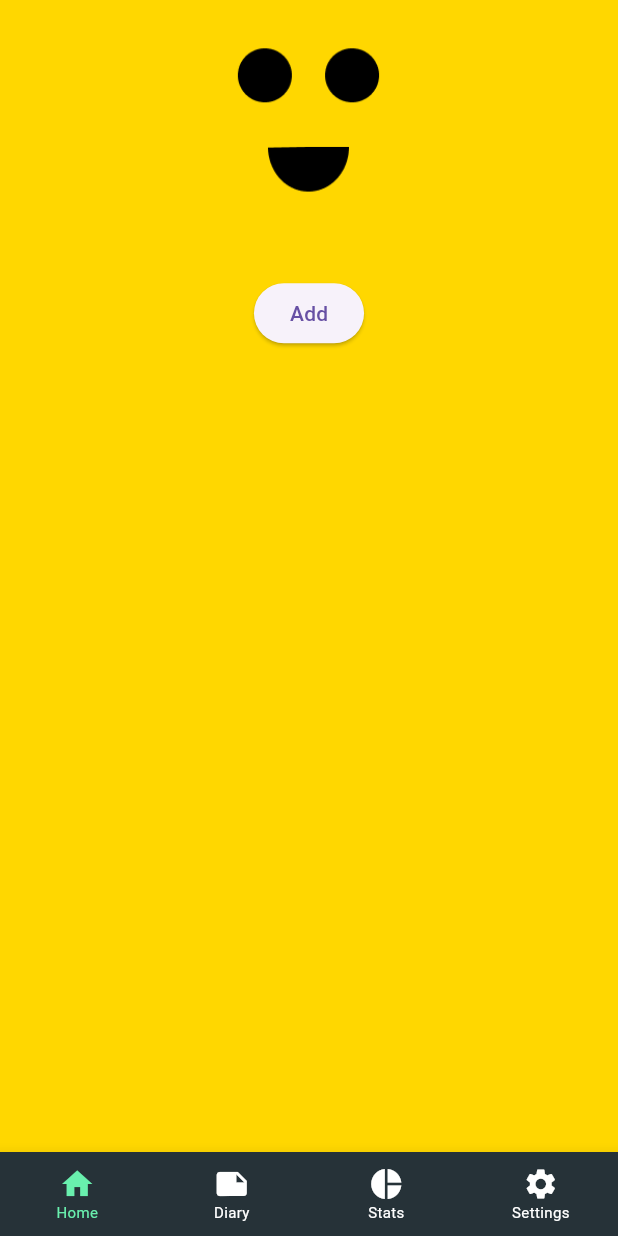
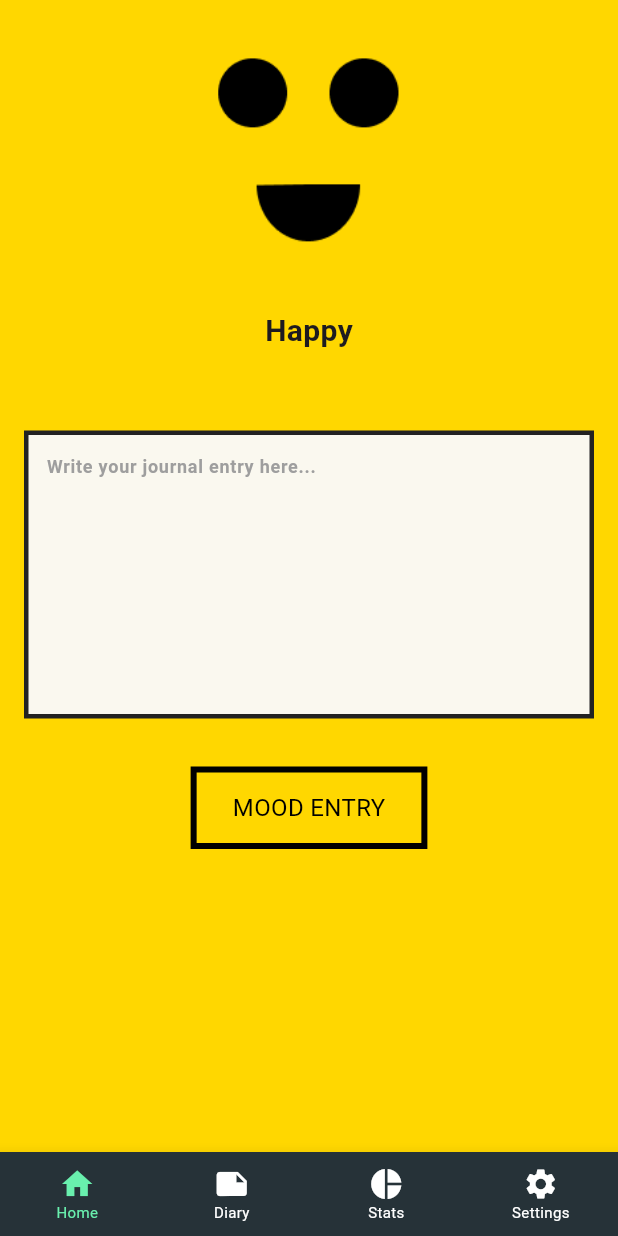
Before and after one commit to orphiano-0/daily_mood, a Flutter app: the screen it shows after launch, on a phone screen of 412 x 824 dp. Run offline on Flutter 3.47's test engine with Material 3 defaults, Android fonts, the light colour scheme and no system bars; our stand-ins replace bloc, equatable, fl_chart, flutter_bloc, go_router, hive and 2 more; accounts and stored records are empty; Roboto replaces fonts that are missing (Pixel); project files that could hold a hidden picture were left out.

Commit message:
fixed some uis

```diff
--- a/lib/features/mood_entry/models/mood_models.dart
+++ b/lib/features/mood_entry/models/mood_models.dart
@@ -4,7 +4,7 @@ import 'package:hive/hive.dart';
 part 'mood_models.g.dart';
 
 @HiveType(typeId: 0)
-class MoodModel {
+class MoodModel extends HiveObject{
   @HiveField(0)
   int moodId;
 
--- /dev/null
+++ b/lib/features/settings_bloc/settings_event.dart
@@ -0,0 +1,4 @@
+part of 'settings_bloc.dart';
+
+@immutable
+sealed class SettingsEvent {}
--- /dev/null
+++ b/lib/features/settings_bloc/settings_state.dart
@@ -0,0 +1,6 @@
+part of 'settings_bloc.dart';
+
+@immutable
+sealed class SettingsState {}
+
+final class SettingsInitial extends SettingsState {}
--- a/lib/main.dart
+++ b/lib/main.dart
@@ -20,10 +20,8 @@ void main() async {
     MultiBlocProvider(
       providers: [
         BlocProvider(create: (_) => NavigationBloc()),
-        BlocProvider(
-          create: (_) => MoodBloc(moodBox),
-        ),
-        BlocProvider(create: (_) => SliderBloc())
+        BlocProvider(create: (_) => MoodBloc(moodBox)),
+        BlocProvider(create: (_) => SliderBloc()),
       ],
       child: const MyApp(),
     ),
--- a/lib/screens/mood_entry/mood_entry.dart
+++ b/lib/screens/mood_entry/mood_entry.dart
@@ -2,6 +2,7 @@ import 'package:daily_moode/features/carousel_bloc/carousel_state.dart';
 import 'package:daily_moode/features/mood_entry/bloc/daily_mood_bloc.dart';
 import 'package:daily_moode/features/mood_entry/bloc/daily_mood_event.dart';
 import 'package:daily_moode/features/mood_entry/models/mood_models.dart';
+import 'package:daily_moode/shared/widgets/mood_button.dart';
 import 'package:daily_moode/shared/widgets/mood_textfield.dart';
 import 'package:flutter/material.dart';
 import 'package:flutter_bloc/flutter_bloc.dart';
@@ -59,10 +60,13 @@ class MoodEntry extends StatelessWidget {
             height: double.infinity,
             color: currentCategory.color,
             child: SingleChildScrollView(
+              child: Center(
                 child: Column(
+                  crossAxisAlignment: CrossAxisAlignment.center,
+                  mainAxisAlignment: MainAxisAlignment.center,
                   children: [
                     Container(
-                    height: MediaQuery.of(context).size.height * 0.20,
+                      height: MediaQuery.of(context).size.height * 0.25,
                       width: double.infinity,
                       child: ValueListenableBuilder<int>(
                         valueListenable: _currentIndexNotifier,
@@ -74,9 +78,6 @@ class MoodEntry extends StatelessWidget {
                               context.read<SliderBloc>().add(
                                 SliderOnChanged(currentSliderIndex: index + 1),
                               );
-                            print(
-                              'Current Index: $index',
-                            ); // Prints the current index
                             },
                             children:
                                 EmojiCategory.values.skip(1).map((category) {
@@ -86,36 +87,44 @@ class MoodEntry extends StatelessWidget {
                         },
                       ),
                     ),
-//                   Text(
-//                     currentCategory.label,
-//                     style: TextStyle(fontSize: 20, fontWeight: FontWeight.bold),
-//                   ),
-//                   SizedBox(height: 20),
-//                   MoodJournalEntry(journalEntry: journalController),
+                    Text(
+                      currentCategory.label,
+                      style: TextStyle(fontSize: 20, fontWeight: FontWeight.bold, fontFamily: 'Pixel'),
+                    ),
                     SizedBox(height: 20),
-                  ElevatedButton(
-                    onPressed: () {
+                    SizedBox(height: 20),
+                    MoodJournalEntry(journalEntry: journalController),
+                    SizedBox(height: 20),
+                    MoodButton(
+                      color: currentCategory.color,
+                      text: 'Mood Entry',
+                      onPressed: () async {
+                        // open box
+                        final moodBox = Hive.box<MoodModel>('daily_moods');
                         final moodEntry = MoodModel(
-                        moodId: 3,
-                        emojiId: 5, // 1-6
-                        moodLog: 'efefke',
+                          moodId: moodBox.length + 1,
+                          emojiId: _currentIndexNotifier.value + 1,
+                          moodLog: journalController.text,
                           timeStamp: DateTime.now(),
                         );
 
-                      context.read<MoodBloc>().add(
-                        AddMoodEvent(moodEntry),
-                      ); // Add data
+                        await moodBox.add(moodEntry);
 
-                      final moodBox = Hive.box<MoodModel>('daily_moods');
-                      print("Hive Box Data: ${moodBox.values.toList()}");
+                        print("Saved Entry: ${moodEntry.toString()}");
+                        print("All Mood Entries: ${moodBox.values.toList()}");
 
-                      context.read<MoodBloc>().add(
-                        LoadMoodEvent(),
-                      ); // Load data
+                        context.read<MoodBloc>().add(AddMoodEvent(moodEntry));
+                        context.read<MoodBloc>().add(LoadMoodEvent());
+
+                        journalController.clear();
+
+                        // ScaffoldMessenger.of(context).showSnackBar(
+                        //   SnackBar(content: Text('Mood entry saved!')),
+                        // );
                       },
-                    child: Text('Add'),
                     ),
                   ],
+                ),
               ),
             ),
           );
--- a/lib/screens/mood_stats.dart
+++ b/lib/screens/mood_stats/mood_stats.dart
@@ -8,8 +8,8 @@ import 'package:flutter_bloc/flutter_bloc.dart';
 import 'package:intl/intl.dart';
 import 'package:collection/collection.dart';
 
-import '../features/mood_entry/models/mood_models.dart';
-import '../shared/widgets/mood_navigation.dart';
+import '../../features/mood_entry/models/mood_models.dart';
+import '../../shared/widgets/mood_navigation.dart';
 
 class MoodStats extends StatelessWidget {
   const MoodStats({super.key});
--- /dev/null
+++ b/lib/shared/widgets/mood_button.dart
@@ -0,0 +1,30 @@
+import 'package:flutter/material.dart';
+
+class MoodButton extends StatelessWidget {
+  final String text;
+  final VoidCallback onPressed;
+  final Color color;
+  const MoodButton({super.key, required this.text, required this.onPressed, required this.color});
+
+  @override
+  Widget build(BuildContext context) {
+    return GestureDetector(
+      onTap: onPressed,
+      child: Container(
+        padding: const EdgeInsets.symmetric(horizontal: 24, vertical: 12),
+        decoration: BoxDecoration(
+          color: color,
+          border: Border.all(color: Colors.black, width: 4),
+        ),
+        child: Text(
+          text.toUpperCase(),
+          style: const TextStyle(
+            fontSize: 16,
+            color: Colors.black,
+            fontFamily: 'Pixel', // You’ll need to add this pixel font
+          ),
+        ),
+      ),
+    );
+  }
+}
--- a/lib/shared/widgets/mood_textfield.dart
+++ b/lib/shared/widgets/mood_textfield.dart
@@ -9,31 +9,33 @@ class MoodJournalEntry extends StatelessWidget {
   Widget build(BuildContext context) {
     return Container(
       margin: const EdgeInsets.symmetric(horizontal: 16, vertical: 12),
+      decoration: BoxDecoration(
+        color: const Color(0xFFFAF8EF),
+        border: Border.all(
+          color: const Color(0xFF222222),
+          width: 3,
+        ),
+        borderRadius: BorderRadius.zero,
+      ),
       child: TextField(
         controller: journalEntry,
-        maxLines: 5,
+        maxLines: 9,
+        cursorColor: Colors.black,
         decoration: InputDecoration(
           hintText: "Write your journal entry here...",
-          // Placeholder text
-          hintStyle: const TextStyle(color: Colors.grey),
-          // Styling for hint text
-          border: OutlineInputBorder(
-            borderRadius: BorderRadius.circular(10), // Rounded corners
-            borderSide: const BorderSide(color: Colors.grey), // Border color
+          hintStyle: const TextStyle(
+            color: Colors.grey,
+            fontFamily: 'Pixel',
           ),
-          focusedBorder: OutlineInputBorder(
-            borderRadius: BorderRadius.circular(10),
-            borderSide: const BorderSide(
-                color: Colors.blue, width: 2), // Focused border
-          ),
-          filled: true,
-          // Enable background color
-          fillColor: Colors.white,
-          // Background color
-          contentPadding: const EdgeInsets.symmetric(
-              vertical: 12, horizontal: 16), // Inner padding
+          border: InputBorder.none,
+          contentPadding: const EdgeInsets.all(12),
         ),
-        style: const TextStyle(fontSize: 16), // Text style for journal entry
+        style: const TextStyle(
+          fontSize: 12,
+          color: Colors.black,
+          fontFamily: 'Pixel',
+          fontWeight: FontWeight.w600,
+        ),
       ),
     );
   }
```
Also changed, not shown: lib/features/settings_bloc/settings_bloc.dart (added, +13 -0 lines), lib/routes/app_router.dart (+3 -6 lines), lib/screens/mood_entry/mood_history.dart (deleted, +0 -49 lines), lib/screens/mood_history/mood_history.dart (added, +148 -0 lines), lib/screens/mood_settings/mood_settings.dart (renamed from lib/screens/mood_settings.dart, +4 -5 lines). Lines whose indentation alone changed are shown as unchanged.
